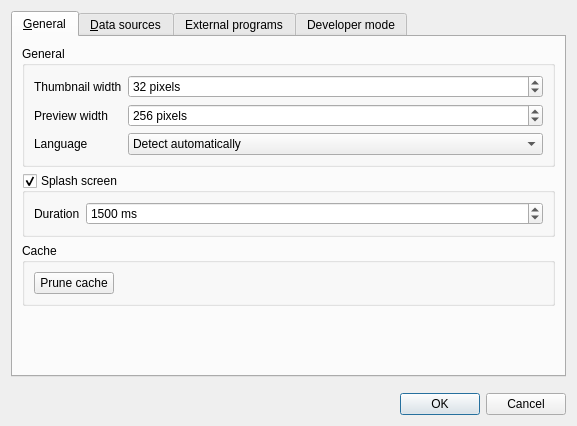
First picture: the form in src/settingsdialog.ui, repository ZIMA-Engineering/ZIMA-CAD-Parts, before the edit.
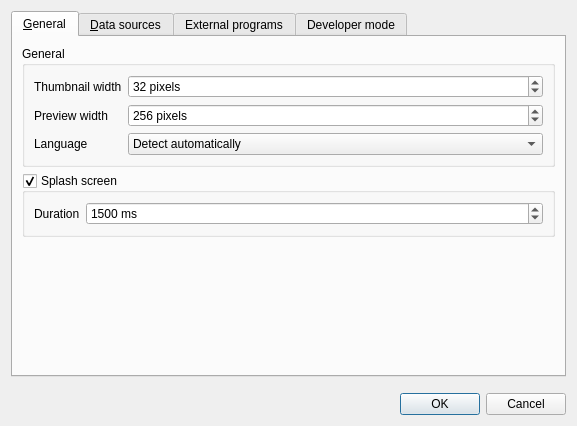
Second picture: the form after the edit.

What changed in the file:
```diff
--- a/src/settingsdialog.ui
+++ b/src/settingsdialog.ui
@@ -155,28 +155,6 @@
          </layout>
         </widget>
        </item>
-       <item>
-        <widget class="QGroupBox" name="groupBox_2">
-         <property name="title">
-          <string>Cache</string>
-         </property>
-         <layout class="QVBoxLayout" name="verticalLayout_2">
-          <item>
-           <widget class="QPushButton" name="pruneCacheButton">
-            <property name="sizePolicy">
-             <sizepolicy hsizetype="Fixed" vsizetype="Fixed">
-              <horstretch>0</horstretch>
-              <verstretch>0</verstretch>
-             </sizepolicy>
-            </property>
-            <property name="text">
-             <string>Prune cache</string>
-            </property>
-           </widget>
-          </item>
-         </layout>
-        </widget>
-       </item>
        <item>
         <spacer name="verticalSpacer_3">
          <property name="orientation">
```
